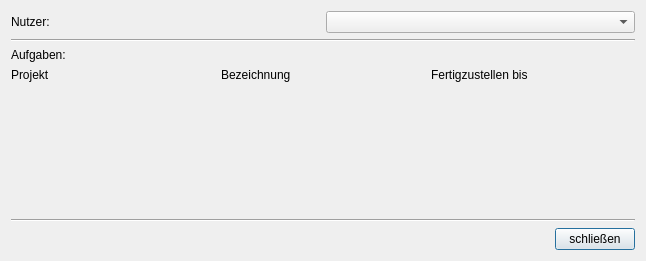
The window that src/ui/userdialog.ui (kkegel/WorkFlow) describes before a commit, drawn with Qt 5.
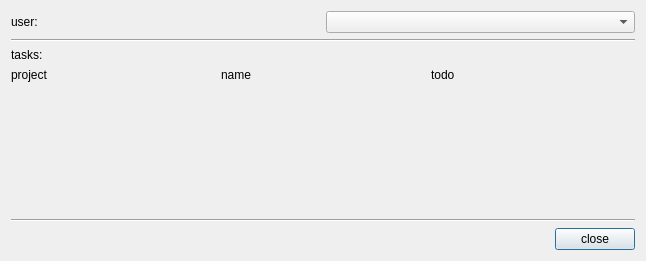
The same window after the commit.

The edit to the form file:
```diff
--- a/src/ui/userdialog.ui
+++ b/src/ui/userdialog.ui
@@ -19,7 +19,7 @@
      <item>
       <widget class="QLabel" name="label">
        <property name="text">
-        <string>Nutzer:</string>
+        <string>user:</string>
        </property>
       </widget>
      </item>
@@ -38,7 +38,7 @@
    <item>
     <widget class="QLabel" name="label_3">
      <property name="text">
-      <string>Aufgaben:</string>
+      <string>tasks:</string>
      </property>
     </widget>
    </item>
@@ -47,21 +47,21 @@
      <item>
       <widget class="QLabel" name="label_6">
        <property name="text">
-        <string>Projekt</string>
+        <string>project</string>
        </property>
       </widget>
      </item>
      <item>
       <widget class="QLabel" name="label_5">
        <property name="text">
-        <string>Bezeichnung</string>
+        <string>name</string>
        </property>
       </widget>
      </item>
      <item>
       <widget class="QLabel" name="label_4">
        <property name="text">
-        <string>Fertigzustellen bis</string>
+        <string>todo</string>
        </property>
       </widget>
      </item>
@@ -108,7 +108,7 @@
      <item>
       <widget class="QPushButton" name="pb_close">
        <property name="text">
-        <string>schließen</string>
+        <string>close</string>
        </property>
       </widget>
      </item>
```
